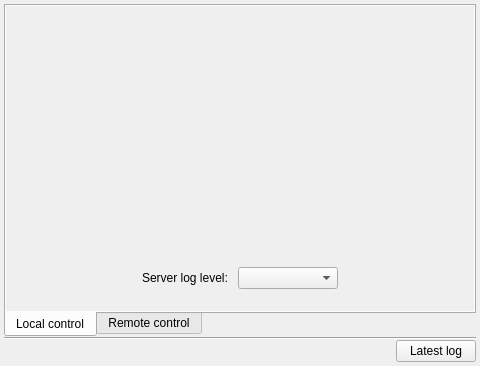
The window that PlusServerLauncher/PlusServerLauncherMainWindow.ui (PlusToolkit/PlusApp) describes before a commit, drawn with Qt 5.
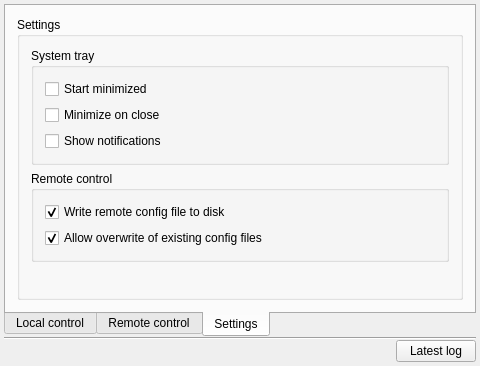
The same window after the commit. The open tabs and pages were chosen to show the change. Icons and pictures are not drawn.

Commit message: ENH: Allow PlusServerLauncher to be run in the background from the system tray

Diff of the .ui file:
```diff
--- a/PlusServerLauncher/PlusServerLauncherMainWindow.ui
+++ b/PlusServerLauncher/PlusServerLauncherMainWindow.ui
@@ -249,29 +249,89 @@
            </sizepolicy>
           </property>
           <layout class="QVBoxLayout" name="remoteControlLayout">
+           <item>
+            <widget class="QLabel" name="label">
+             <property name="text">
+              <string>Remote control servers</string>
+             </property>
+            </widget>
+           </item>
            <item>
             <widget class="QTableWidget" name="serverTable"/>
            </item>
            <item>
+            <widget class="QLabel" name="label_networkDetailsCaption">
+             <property name="text">
+              <string>Server running on:</string>
+             </property>
+            </widget>
+           </item>
+           <item>
+            <widget class="QLabel" name="label_networkDetails">
+             <property name="text">
+              <string/>
+             </property>
+             <property name="alignment">
+              <set>Qt::AlignRight|Qt::AlignTrailing|Qt::AlignVCenter</set>
+             </property>
+            </widget>
+           </item>
+          </layout>
+         </widget>
+        </item>
+       </layout>
+      </widget>
+      <widget class="QWidget" name="settings_tab">
+       <attribute name="title">
+        <string>Settings</string>
+       </attribute>
+       <layout class="QVBoxLayout" name="verticalLayout">
+        <item>
+         <widget class="QGroupBox" name="groupBox">
+          <property name="title">
+           <string>Settings</string>
+          </property>
+          <layout class="QVBoxLayout" name="verticalLayout_2">
+           <item>
+            <widget class="QGroupBox" name="groupBox_2">
+             <property name="title">
+              <string>System tray</string>
+             </property>
+             <layout class="QVBoxLayout" name="verticalLayout_3">
+              <item>
+               <widget class="QCheckBox" name="checkBox_startMinimized">
+                <property name="text">
+                 <string>Start minimized</string>
+                </property>
+               </widget>
+              </item>
+              <item>
+               <widget class="QCheckBox" name="checkBox_minimizeOnClose">
+                <property name="text">
+                 <string>Minimize on close</string>
+                </property>
+               </widget>
+              </item>
+              <item>
+               <widget class="QCheckBox" name="checkBox_showNotifications">
+                <property name="text">
+                 <string>Show notifications</string>
+                </property>
+               </widget>
+              </item>
+             </layout>
+            </widget>
+           </item>
+           <item>
             <widget class="QGroupBox" name="groupBox_RemoteSettings">
              <property name="title">
-              <string>Remote Server Settings</string>
+              <string>Remote control</string>
              </property>
              <layout class="QGridLayout" name="gridLayout">
-              <item row="1" column="1">
-               <widget class="QLabel" name="label_networkDetails">
-                <property name="text">
-                 <string/>
-                </property>
-                <property name="alignment">
-                 <set>Qt::AlignRight|Qt::AlignTrailing|Qt::AlignVCenter</set>
-                </property>
-               </widget>
-              </item>
               <item row="3" column="0">
                <widget class="QCheckBox" name="checkBox_overwritePermission">
                 <property name="text">
-                 <string>Allow overwrite?</string>
+                 <string>Allow overwrite of existing config files</string>
                 </property>
                 <property name="checked">
                  <bool>true</bool>
@@ -281,23 +341,29 @@
               <item row="2" column="0">
                <widget class="QCheckBox" name="checkBox_writePermission">
                 <property name="text">
-                 <string>Allow write?</string>
+                 <string>Write remote config file to disk</string>
                 </property>
                 <property name="checked">
                  <bool>true</bool>
                 </property>
                </widget>
               </item>
-              <item row="1" column="0">
-               <widget class="QLabel" name="label_networkDetailsCaption">
-                <property name="text">
-                 <string>Server running on:</string>
-                </property>
-               </widget>
-              </item>
              </layout>
             </widget>
            </item>
+           <item>
+            <spacer name="verticalSpacer">
+             <property name="orientation">
+              <enum>Qt::Vertical</enum>
+             </property>
+             <property name="sizeHint" stdset="0">
+              <size>
+               <width>20</width>
+               <height>40</height>
+              </size>
+             </property>
+            </spacer>
+           </item>
           </layout>
          </widget>
         </item>
```
The commit also changes 3 other files.
